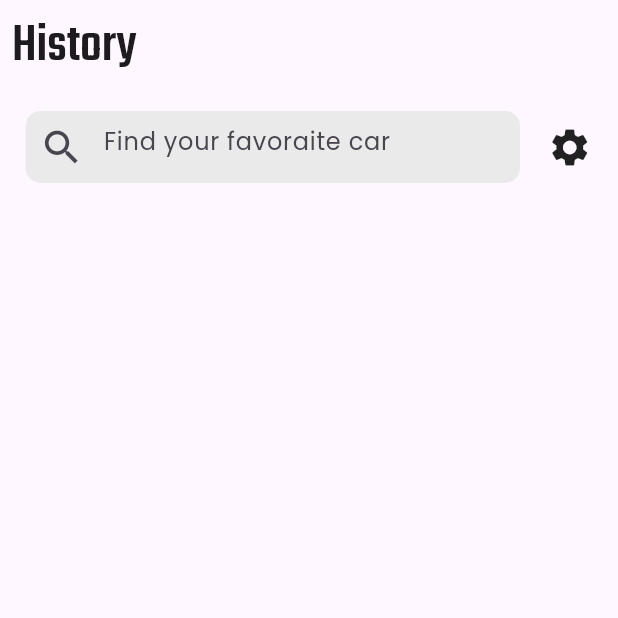
After one commit to ahmedos999/car_rental, a Flutter app: the screen it shows after launch, item 2 of the bottom bar chosen, on a phone screen of 412 x 824 dp, the top half of it. The commit adds this screen. Run offline on Flutter 3.47's test engine with Material 2 defaults, Android fonts, the phone set to English and light mode, and no system bars.

Commit message:
history page start

```diff
--- /dev/null
+++ b/lib/presentation/Screens/history.dart
@@ -0,0 +1,58 @@
+import 'package:flutter/material.dart';
+
+class History extends StatelessWidget {
+  const History({super.key});
+
+  @override
+  Widget build(BuildContext context) {
+    return SafeArea(
+      child: Scaffold(
+        body: SingleChildScrollView(
+          child: Padding(
+            padding: const EdgeInsets.all(8.0),
+            child: Column(
+              crossAxisAlignment: CrossAxisAlignment.start,
+              children: [
+                Text(
+                  'History',
+                  style: Theme.of(context)
+                      .textTheme
+                      .titleLarge!
+                      .copyWith(fontSize: 36),
+                ),
+                const SizedBox(
+                  height: 20,
+                ),
+                Row(
+                  mainAxisAlignment: MainAxisAlignment.spaceAround,
+                  children: [
+                    Container(
+                      decoration: BoxDecoration(
+                        borderRadius: BorderRadius.circular(10),
+                        color: const Color.fromARGB(255, 234, 234, 234),
+                      ),
+                      width: MediaQuery.sizeOf(context).width * 0.8,
+                      child: const TextField(
+                        decoration: InputDecoration(
+                            border: InputBorder.none,
+                            hintText: 'Find your favoraite car',
+                            prefixIcon: Icon(
+                              Icons.search,
+                              size: 30,
+                            )),
+                      ),
+                    ),
+                    const Icon(
+                      Icons.settings,
+                      size: 30,
+                    )
+                  ],
+                )
+              ],
+            ),
+          ),
+        ),
+      ),
+    );
+  }
+}
--- a/lib/presentation/Screens/home_page.dart
+++ b/lib/presentation/Screens/home_page.dart
@@ -1,4 +1,5 @@
 import 'package:car_rental/data/models/car.dart';
+import 'package:car_rental/presentation/Screens/history.dart';
 import 'package:car_rental/presentation/components/home_page_components.dart';
 import 'package:flutter/material.dart';
 
@@ -201,6 +202,22 @@ class _HomePageState extends State<HomePage> {
           unselectedItemColor: Colors.grey,
           iconSize: 30,
           currentIndex: 0,
+          onTap: (value) {
+            switch (value) {
+              case 0:
+                Navigator.push(
+                  context,
+                  MaterialPageRoute(builder: (context) => const HomePage()),
+                );
+                break;
+              case 1:
+                Navigator.push(
+                  context,
+                  MaterialPageRoute(builder: (context) => const History()),
+                );
+                break;
+            }
+          },
           items: const <BottomNavigationBarItem>[
             BottomNavigationBarItem(
               icon: Icon(
```
